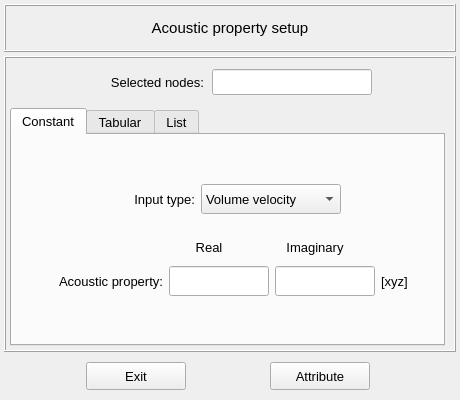
open-pulse/OpenPulse, file pulse/interface/data/ui_files/model/setup/acoustic/acoustic_property_input.ui: the form before one commit.
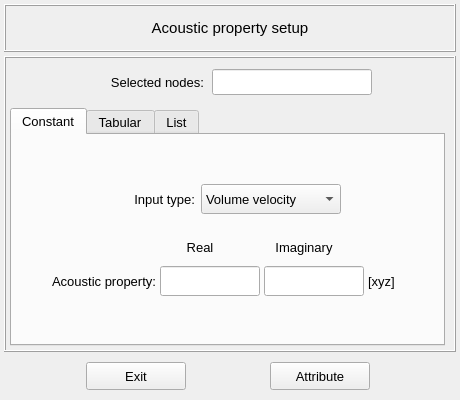
The form after the commit.

Commit message: Adjusts the acoustic property ui-file

Patch:
```diff
--- a/pulse/interface/data/ui_files/model/setup/acoustic/acoustic_property_input.ui
+++ b/pulse/interface/data/ui_files/model/setup/acoustic/acoustic_property_input.ui
@@ -332,6 +332,15 @@
              <enum>QFrame::Shadow::Raised</enum>
             </property>
             <layout class="QGridLayout" name="gridLayout_2">
+             <property name="leftMargin">
+              <number>2</number>
+             </property>
+             <property name="rightMargin">
+              <number>2</number>
+             </property>
+             <property name="horizontalSpacing">
+              <number>4</number>
+             </property>
              <item row="0" column="3">
               <widget class="QLabel" name="label_20">
                <property name="minimumSize">
@@ -499,7 +508,7 @@
               <widget class="QLabel" name="label_unit">
                <property name="minimumSize">
                 <size>
-                 <width>40</width>
+                 <width>60</width>
                  <height>30</height>
                 </size>
                </property>
```
The commit also changes 1 other file.
